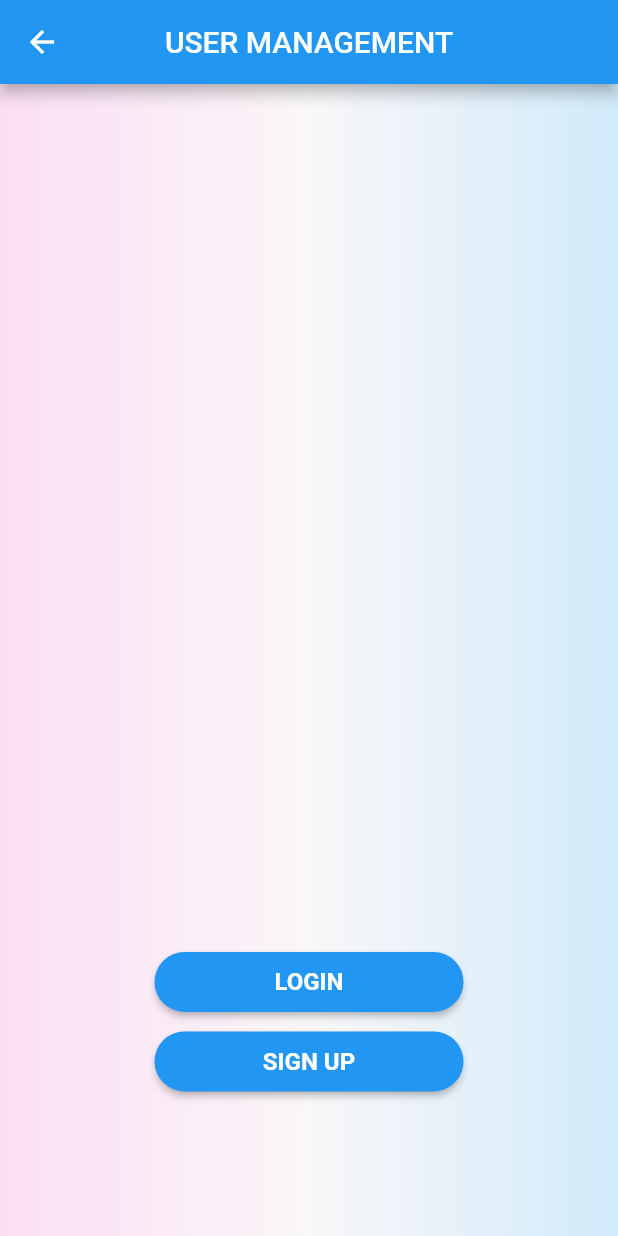
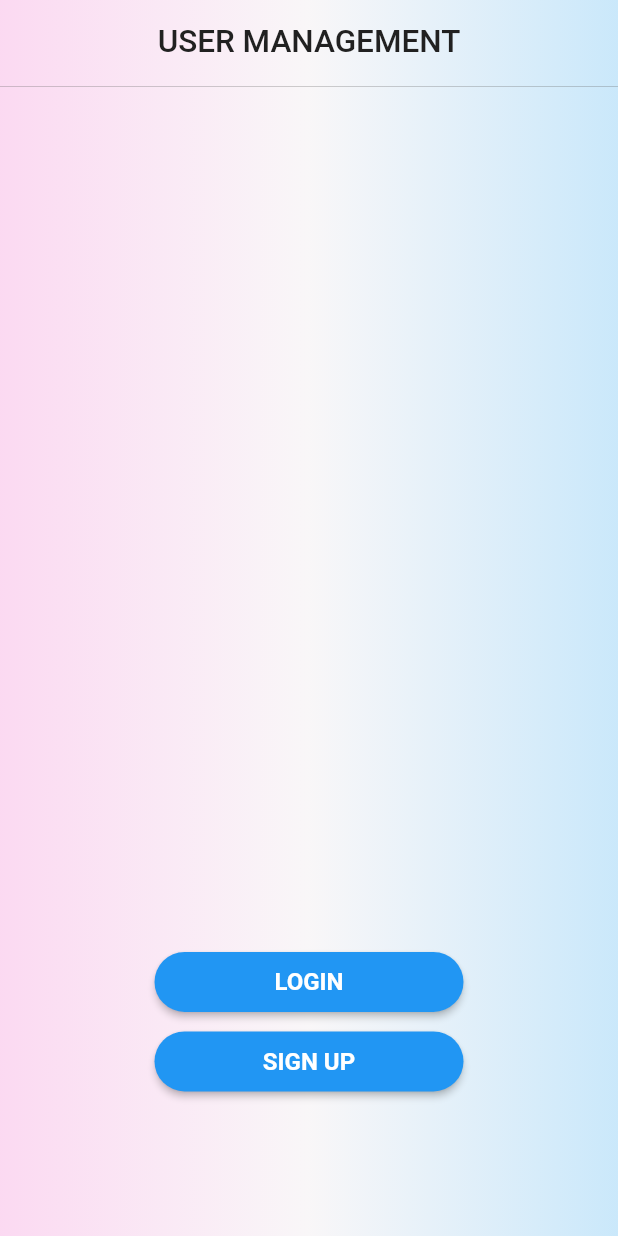
Before and after one commit to GTU-Ghostbusters/shelf_mobil_frontend, a Flutter app: the screen it shows after launch, item 4 of the bottom bar chosen, after a tap on "USER PAGE", on a phone screen of 412 x 824 dp. Run offline on Flutter 3.47's test engine with Material 2 defaults, Android fonts, the light colour scheme and no system bars; our stand-ins replace email_validator, google_nav_bar, image_picker, scroll_snap_list, toggle_switch; missing offline and left inert: wc_form_validators; network calls fail.

Commit message:
Refactored some codes
Code refactor and design corrections are made.

```diff
--- a/lib/pages/account_page.dart
+++ b/lib/pages/account_page.dart
@@ -1,5 +1,7 @@
 import 'package:flutter/material.dart';
 import 'package:shelf_mobil_frontend/pages/my_info_page.dart';
+import 'package:shelf_mobil_frontend/screens/app_bar.dart';
+import 'package:shelf_mobil_frontend/screens/background.dart';
 
 import 'login_page.dart';
 import 'signup_page.dart';
@@ -26,23 +28,11 @@ class _AccountPageState extends State<AccountPage> {
   @override
   Widget build(BuildContext context) {
     return Scaffold(
-      appBar: AppBar(
-        title:
-            isLogged ? const Text("MY ACCOUNT") : const Text("USER MANAGEMENT"),
-        centerTitle: true,
-      ),
+      appBar: AppBarDesign().createAppBar(
+          isLogged ? "MY ACCOUNT" : "USER MANAGEMENT", const SizedBox(), []),
       body: Container(
           padding: const EdgeInsets.all(10),
-          decoration: const BoxDecoration(
-            gradient: LinearGradient(
-              tileMode: TileMode.mirror,
-              colors: [
-                Color.fromARGB(60, 255, 131, 220),
-                Color.fromARGB(60, 246, 238, 243),
-                Color.fromARGB(60, 76, 185, 252),
-              ],
-            ),
-          ),
+          decoration: Background().getBackground(),
           child: isLogged ? myAccount() : userManagement()),
     );
   }
--- a/lib/pages/home_page.dart
+++ b/lib/pages/home_page.dart
@@ -158,6 +158,15 @@ class _HomePageState extends State<HomePage> {
             Row(
               mainAxisAlignment: MainAxisAlignment.end,
               children: [
+                Padding(
+                  padding: const EdgeInsets.all(5.0),
+                  child: Text(
+                    _categorySort == CategorySort.numberOfBooks
+                        ? "Number of books"
+                        : "Alphabetical",
+                    style: const TextStyle(fontWeight: FontWeight.w600),
+                  ),
+                ),
                 Container(
                   height: 40,
                   width: 40,
@@ -180,10 +189,8 @@ class _HomePageState extends State<HomePage> {
                           }
                         });
                       },
-                      icon: _categorySort == CategorySort.numberOfBooks
-                          ? const Icon(Icons.sort, size: 20)
-                          : const Icon(Icons.sort_by_alpha, size: 20)),
-                )
+                      icon: const Icon(Icons.sort, size: 20)),
+                ),
               ],
             ),
             const SizedBox(height: 30),
--- a/lib/pages/share_book_page.dart
+++ b/lib/pages/share_book_page.dart
@@ -4,6 +4,8 @@ import 'package:flutter/material.dart';
 import 'package:image_picker/image_picker.dart';
 import 'package:shelf_mobil_frontend/enums.dart';
 import 'package:shelf_mobil_frontend/screens/alert_dialog.dart';
+import 'package:shelf_mobil_frontend/screens/app_bar.dart';
+import 'package:shelf_mobil_frontend/screens/background.dart';
 import 'package:toggle_switch/toggle_switch.dart';
 
 import '../screens/select_photo.dart';
@@ -104,20 +106,11 @@ class _ShareBookPageState extends State<ShareBookPage> {
   Widget build(BuildContext context) {
     return Scaffold(
       resizeToAvoidBottomInset: false,
-      appBar: AppBar(title: const Text("SHARE BOOK"), centerTitle: true),
+      appBar: AppBarDesign().createAppBar("SHARE BOOK", const SizedBox(),[]),
       body: Container(
         height: double.infinity,
         padding: const EdgeInsets.all(40),
-        decoration: const BoxDecoration(
-          gradient: LinearGradient(
-            tileMode: TileMode.mirror,
-            colors: [
-              Color.fromARGB(60, 255, 131, 220),
-              Color.fromARGB(60, 246, 238, 243),
-              Color.fromARGB(60, 76, 185, 252),
-            ],
-          ),
-        ),
+        decoration: Background().getBackground(),
         child: AccountPage.isUserLogged() == false
             ? const Center(
                 child: AlertDialogUserCheck(
```
Also changed, not shown: lib/pages/cart_page.dart (+23 -15 lines), lib/pages/get_book_page.dart (+6 -3 lines), lib/pages/my_info_page.dart (+4 -14 lines), lib/pages/search_page.dart (+51 -59 lines).
